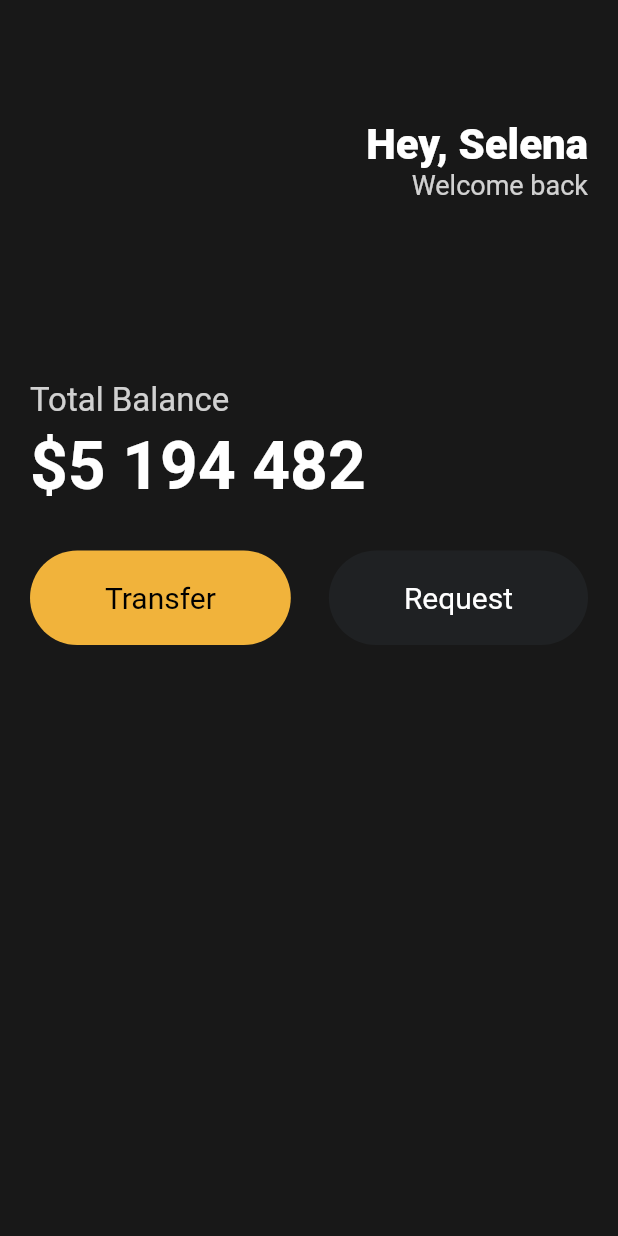
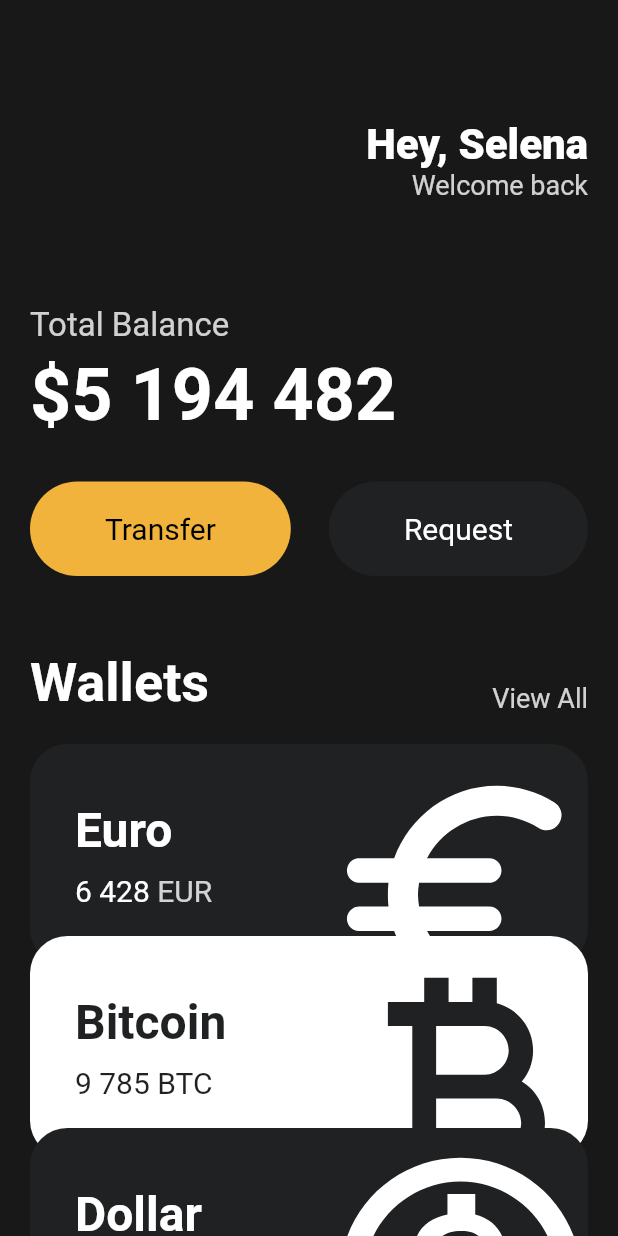
Before and after one commit to cocopalm221/flutter-study, a Flutter app: the screen it shows after launch, on a phone screen of 412 x 824 dp. Run offline on Flutter 3.47's test engine with Material 2 defaults, Android fonts, the phone set to English and light mode, and no system bars.

Commit message:
card 영역 공통 widget 완료
clipbehavior, scale, transform

```diff
--- a/lib/main.dart
+++ b/lib/main.dart
@@ -1,5 +1,6 @@
 import 'package:flutter/material.dart';
 import 'package:toonflix/widgets/button.dart';
+import 'package:toonflix/widgets/currency_card.dart';
 
 void main() {
   runApp(const App());
@@ -12,9 +13,13 @@ class App extends StatelessWidget {
   Widget build(BuildContext context) {
     return MaterialApp(
       home: Scaffold(
-        backgroundColor: const Color(0xff181818),
-        body: Padding(
+        backgroundColor: const Color(0xFF181818),
+        body: SingleChildScrollView(
+          //스크롤 가능, overflow 문제 해결
+          scrollDirection: Axis.vertical,
+          child: Padding(
             padding: const EdgeInsets.symmetric(
+              //symmetric 대칭
               horizontal: 20,
             ),
             child: Column(
@@ -23,13 +28,15 @@ class App extends StatelessWidget {
                 const SizedBox(
                   height: 80,
                 ),
-              Row(
+                const Row(
+                  //row main 수평 cross 수직
                   mainAxisAlignment: MainAxisAlignment.end,
                   children: [
                     Column(
+                      //column main 수직 cross 수평
                       crossAxisAlignment: CrossAxisAlignment.end,
                       children: [
-                      const Text(
+                        Text(
                           'Hey, Selena',
                           style: TextStyle(
                             color: Colors.white,
@@ -40,7 +47,7 @@ class App extends StatelessWidget {
                         Text(
                           'Welcome back',
                           style: TextStyle(
-                          color: Colors.white.withOpacity(0.8),
+                            color: Color.fromRGBO(255, 255, 255, 0.8),
                             fontSize: 18,
                           ),
                         ),
@@ -49,7 +56,7 @@ class App extends StatelessWidget {
                   ],
                 ),
                 const SizedBox(
-                height: 120,
+                  height: 70,
                 ),
                 Text(
                   'Total Balance',
@@ -62,9 +69,9 @@ class App extends StatelessWidget {
                   height: 5,
                 ),
                 const Text(
-                '\$5 194 482',
+                  '\$5 194 482', //기호노출
                   style: TextStyle(
-                  fontSize: 44,
+                    fontSize: 48,
                     fontWeight: FontWeight.w600,
                     color: Colors.white,
                   ),
@@ -77,15 +84,72 @@ class App extends StatelessWidget {
                   children: [
                     Button(
                       text: 'Transfer',
-                      bgColor: Color(0xfff1b33b),
-                      textColor: Colors.black),
+                      bgColor: Color(0xFFF1B33B),
+                      textColor: Colors.black,
+                    ),
                     Button(
                       text: 'Request',
-                      bgColor: Color(0xff1f2123),
-                      textColor: Colors.white),
+                      bgColor: Color(0xFF1F2123),
+                      textColor: Colors.white,
+                    ),
                   ],
                 ),
+                const SizedBox(
+                  height: 50,
+                ),
+                Row(
+                  crossAxisAlignment: CrossAxisAlignment.end,
+                  mainAxisAlignment: MainAxisAlignment.spaceBetween,
+                  children: [
+                    const Text(
+                      'Wallets',
+                      style: TextStyle(
+                        color: Colors.white,
+                        fontSize: 36,
+                        fontWeight: FontWeight.w600,
+                      ),
+                    ),
+                    Text(
+                      'View All',
+                      style: TextStyle(
+                        color: Colors.white.withOpacity(0.8),
+                        fontSize: 18,
+                      ),
+                    ),
                   ],
+                ),
+                const SizedBox(
+                  height: 20,
+                ),
+                const CurrencyCard(
+                  name: 'Euro',
+                  code: 'EUR',
+                  amount: '6 428',
+                  icon: Icons.euro_rounded,
+                  isInverted: false,
+                ),
+                Transform.translate(
+                  offset: const Offset(0, -20),
+                  child: const CurrencyCard(
+                    name: 'Bitcoin',
+                    code: 'BTC',
+                    amount: '9 785',
+                    icon: Icons.currency_bitcoin,
+                    isInverted: true,
+                  ),
+                ),
+                Transform.translate(
+                  offset: const Offset(0, -40),
+                  child: const CurrencyCard(
+                    name: 'Dollar',
+                    code: 'USD',
+                    amount: '428',
+                    icon: Icons.monetization_on_outlined,
+                    isInverted: false,
+                  ),
+                ),
+              ],
+            ),
           ),
         ),
       ),
--- /dev/null
+++ b/lib/widgets/currency_card.dart
@@ -0,0 +1,86 @@
+import 'package:flutter/material.dart';
+
+class CurrencyCard extends StatelessWidget {
+  final String name, code, amount;
+  final IconData icon;
+  final bool isInverted;
+
+  final _blackColor = const Color(0xFF1F2123);
+
+  const CurrencyCard(
+      {super.key,
+      required this.name,
+      required this.code,
+      required this.amount,
+      required this.icon,
+      required this.isInverted});
+
+  @override
+  Widget build(BuildContext context) {
+    return Container(
+      clipBehavior: Clip.hardEdge,
+      decoration: BoxDecoration(
+        color: isInverted ? Colors.white : _blackColor,
+        borderRadius: BorderRadius.circular(25),
+      ),
+      child: Padding(
+        padding: const EdgeInsets.all(30),
+        child: Row(
+          mainAxisAlignment: MainAxisAlignment.spaceBetween,
+          children: [
+            Column(
+              crossAxisAlignment: CrossAxisAlignment.start,
+              children: [
+                Text(
+                  name,
+                  style: TextStyle(
+                    color: isInverted ? _blackColor : Colors.white,
+                    fontSize: 32,
+                    fontWeight: FontWeight.w600,
+                  ),
+                ),
+                const SizedBox(
+                  height: 10,
+                ),
+                Row(
+                  children: [
+                    Text(
+                      amount,
+                      style: TextStyle(
+                        color: isInverted ? _blackColor : Colors.white,
+                        fontSize: 20,
+                      ),
+                    ),
+                    const SizedBox(
+                      width: 5,
+                    ),
+                    Text(
+                      code,
+                      style: TextStyle(
+                        color: isInverted
+                            ? _blackColor
+                            : Colors.white.withOpacity(0.8),
+                        fontSize: 20,
+                      ),
+                    ),
+                  ],
+                ),
+              ],
+            ),
+            Transform.scale(
+              scale: 2.2,
+              child: Transform.translate(
+                offset: const Offset(-5, 12),
+                child: Icon(
+                  icon,
+                  color: isInverted ? _blackColor : Colors.white,
+                  size: 88,
+                ),
+              ),
+            ),
+          ],
+        ),
+      ),
+    );
+  }
+}
```
Lines whose indentation alone changed are shown as unchanged.
